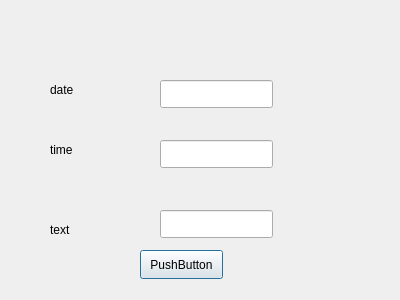
The window that enterentrywindow.ui (AlekcKot45/my) describes before a commit, drawn with Qt 5.
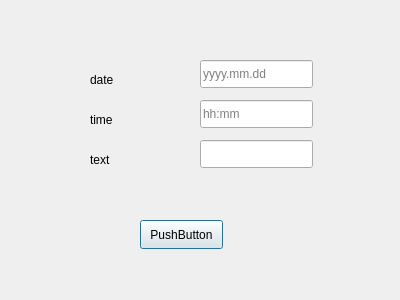
The same window after the commit.

```diff
--- a/enterentrywindow.ui
+++ b/enterentrywindow.ui
@@ -13,41 +13,76 @@
   <property name="windowTitle">
    <string>Dialog</string>
   </property>
-  <widget class="QLineEdit" name="date">
+  <widget class="QLabel" name="label_3">
    <property name="geometry">
     <rect>
-     <x>160</x>
-     <y>80</y>
-     <width>113</width>
-     <height>28</height>
+     <x>90</x>
+     <y>150</y>
+     <width>63</width>
+     <height>20</height>
     </rect>
    </property>
+   <property name="text">
+    <string>text</string>
+   </property>
   </widget>
   <widget class="QLineEdit" name="time">
    <property name="geometry">
     <rect>
-     <x>160</x>
-     <y>140</y>
+     <x>200</x>
+     <y>100</y>
      <width>113</width>
      <height>28</height>
     </rect>
    </property>
+   <property name="placeholderText">
+    <string>hh:mm</string>
+   </property>
   </widget>
-  <widget class="QLineEdit" name="text">
+  <widget class="QLineEdit" name="date">
    <property name="geometry">
     <rect>
-     <x>160</x>
-     <y>210</y>
+     <x>200</x>
+     <y>60</y>
      <width>113</width>
      <height>28</height>
     </rect>
+   </property>
+   <property name="placeholderText">
+    <string>yyyy.mm.dd</string>
+   </property>
+  </widget>
+  <widget class="QLabel" name="label_2">
+   <property name="geometry">
+    <rect>
+     <x>90</x>
+     <y>70</y>
+     <width>63</width>
+     <height>20</height>
+    </rect>
+   </property>
+   <property name="text">
+    <string>date</string>
+   </property>
+  </widget>
+  <widget class="QLabel" name="label">
+   <property name="geometry">
+    <rect>
+     <x>90</x>
+     <y>110</y>
+     <width>63</width>
+     <height>20</height>
+    </rect>
+   </property>
+   <property name="text">
+    <string>time</string>
    </property>
   </widget>
   <widget class="QPushButton" name="enterData">
    <property name="geometry">
     <rect>
      <x>140</x>
-     <y>250</y>
+     <y>220</y>
      <width>83</width>
      <height>29</height>
     </rect>
@@ -56,43 +91,14 @@
     <string>PushButton</string>
    </property>
   </widget>
-  <widget class="QLabel" name="label">
+  <widget class="QLineEdit" name="text">
    <property name="geometry">
     <rect>
-     <x>50</x>
-     <y>80</y>
-     <width>63</width>
-     <height>20</height>
-    </rect>
-   </property>
-   <property name="text">
-    <string>date</string>
-   </property>
-  </widget>
-  <widget class="QLabel" name="label_2">
-   <property name="geometry">
-    <rect>
-     <x>50</x>
+     <x>200</x>
      <y>140</y>
-     <width>63</width>
-     <height>20</height>
+     <width>113</width>
+     <height>28</height>
     </rect>
-   </property>
-   <property name="text">
-    <string>time</string>
-   </property>
-  </widget>
-  <widget class="QLabel" name="label_3">
-   <property name="geometry">
-    <rect>
-     <x>50</x>
-     <y>220</y>
-     <width>63</width>
-     <height>20</height>
-    </rect>
-   </property>
-   <property name="text">
-    <string>text</string>
    </property>
   </widget>
  </widget>
```
